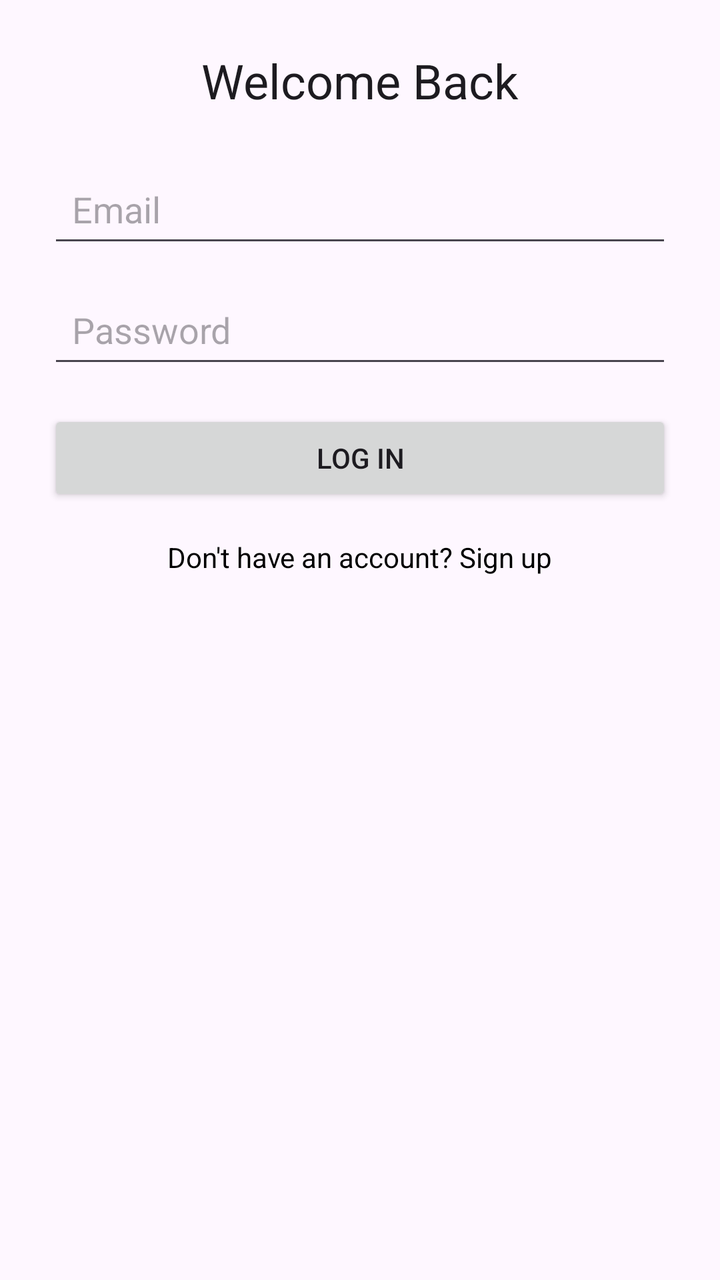
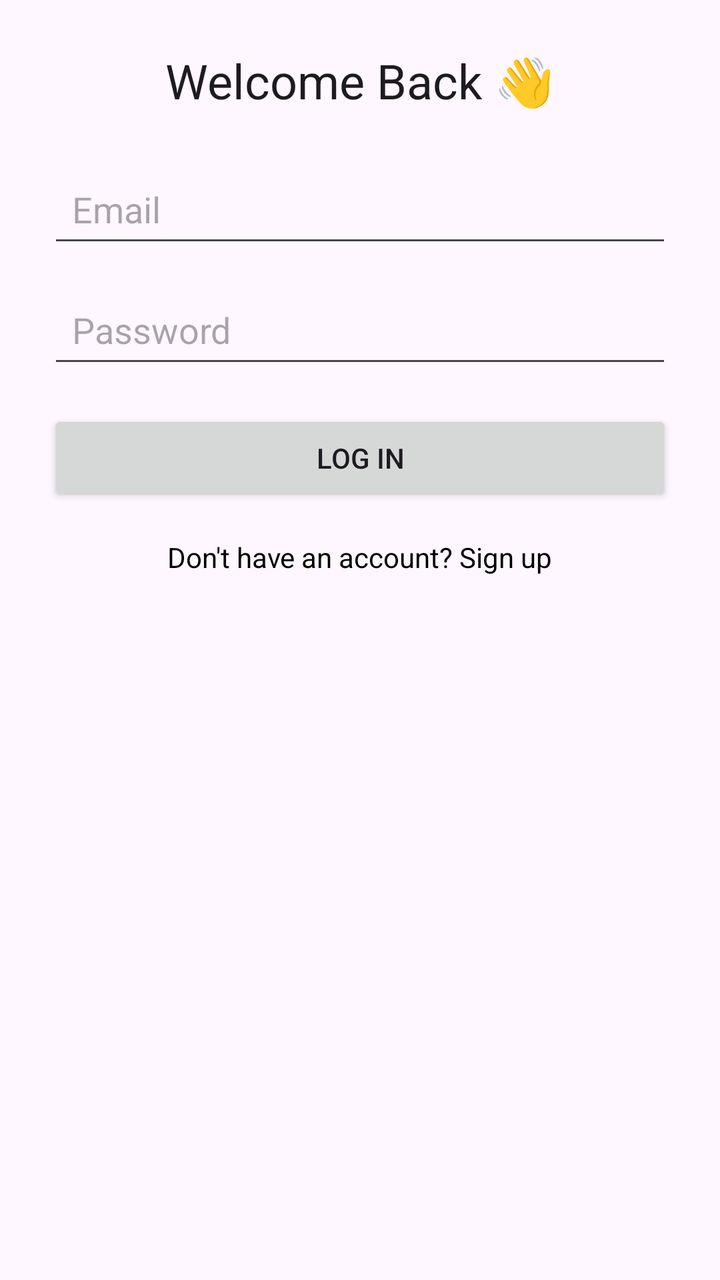

Compare the two renders of this Android layout. The source of the first and the diff that turns it into the second are given below.
<!-- AndroidManifest.xml: application theme Theme.MyApplication_MainMenu1 -->
<!-- res/layout/activity_login.xml -->
<?xml version="1.0" encoding="utf-8"?>
<ScrollView xmlns:android="http://schemas.android.com/apk/res/android"
    xmlns:tools="http://schemas.android.com/tools"
    android:layout_width="match_parent"
    android:layout_height="match_parent"
    android:padding="24dp"
    tools:context=".LoginActivity">

    <LinearLayout
        android:layout_width="match_parent"
        android:layout_height="wrap_content"
        android:gravity="center_horizontal"
        android:orientation="vertical">

        <TextView
            android:id="@+id/textTitle"
            android:layout_width="wrap_content"
            android:layout_height="wrap_content"
            android:layout_marginBottom="24dp"
            android:text="Welcome Back"
            android:textAppearance="@style/TextAppearance.MaterialComponents.Headline5" />

        <EditText
            android:id="@+id/inputEmail"
            android:layout_width="match_parent"
            android:layout_height="wrap_content"
            android:hint="Email"
            android:inputType="textEmailAddress"
            android:autofillHints="emailAddress"
            android:padding="12dp" />

        <EditText
            android:id="@+id/inputPassword"
            android:layout_width="match_parent"
            android:layout_height="wrap_content"
            android:layout_marginTop="12dp"
            android:hint="Password"
            android:inputType="textPassword"
            android:padding="12dp" />

        <ProgressBar
            android:id="@+id/progressBar"
            style="?android:attr/progressBarStyleSmall"
            android:layout_width="wrap_content"
            android:layout_height="wrap_content"
            android:layout_marginTop="16dp"
            android:visibility="gone" />

        <Button
            android:id="@+id/buttonLogin"
            android:layout_width="match_parent"
            android:layout_height="wrap_content"
            android:layout_marginTop="16dp"
            android:text="Log In" />

        <TextView
            android:id="@+id/textRegister"
            android:layout_width="wrap_content"
            android:layout_height="wrap_content"
            android:layout_marginTop="16dp"
            android:text="Don't have an account? Sign up"
            android:textColor="@color/black" />

    </LinearLayout>

</ScrollView>
<!-- resources referenced by this layout -->
<resources>
  <color name="black">#FF000000</color>
  <style name="Theme.MyApplication_MainMenu1" parent="Base.Theme.MyApplication_MainMenu1" />
  <style name="Base.Theme.MyApplication_MainMenu1" parent="Theme.Material3.DayNight.NoActionBar">
          
          
      </style>
</resources>

<!-- the commit's change to res/layout/activity_login.xml (unified diff, before → after) -->
@@ -17,7 +17,8 @@
             android:layout_width="wrap_content"
             android:layout_height="wrap_content"
             android:layout_marginBottom="24dp"
-            android:text="Welcome Back"
+            android:text="Welcome Back 👋"
+
             android:textAppearance="@style/TextAppearance.MaterialComponents.Headline5" />
 
         <EditText
